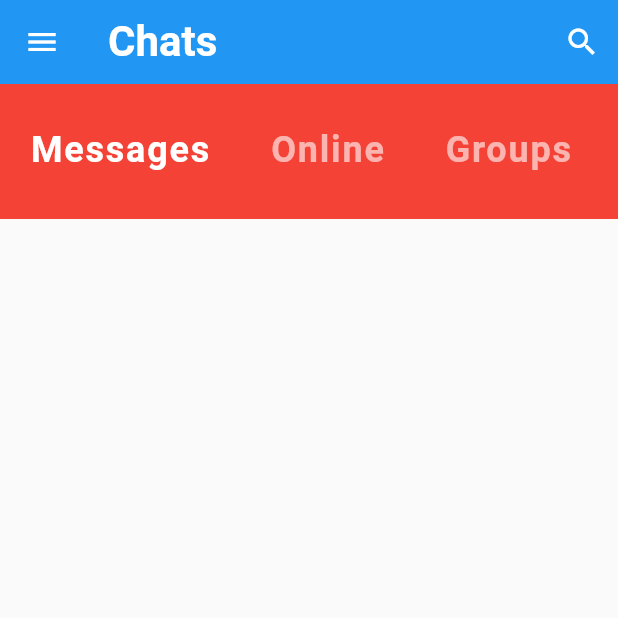
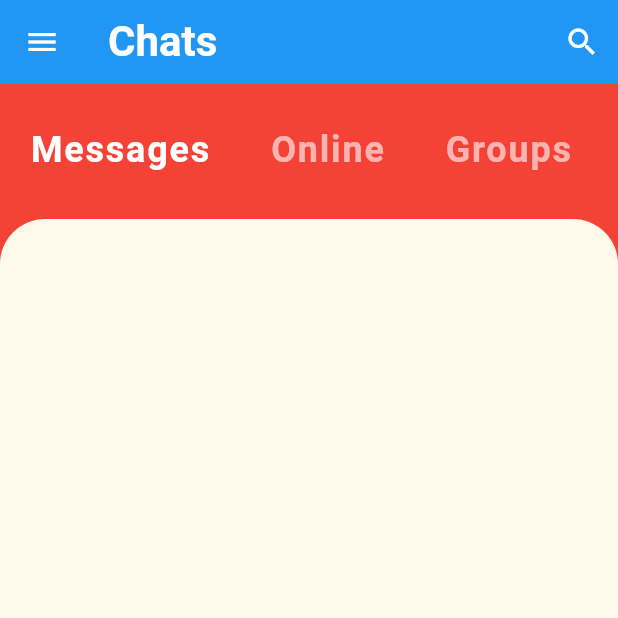
Before and after one commit to RavinduDilshan/Flutter-Chat-App-UI, a Flutter app: the screen it shows after launch, on a phone screen of 412 x 824 dp, the top half of it. Run offline on Flutter 3.47's test engine with Material 2 defaults, Android fonts, the light colour scheme and no system bars.

Commit message:
home screen container designed

```diff
--- a/lib/screens/home_screen.dart
+++ b/lib/screens/home_screen.dart
@@ -10,6 +10,7 @@ class _HomeScreenState extends State<HomeScreen> {
   @override
   Widget build(BuildContext context) {
     return Scaffold(
+        backgroundColor: Theme.of(context).primaryColor,
         appBar: AppBar(
           elevation: 0,
           leading: IconButton(onPressed: () {}, icon: Icon(Icons.menu)),
@@ -21,7 +22,16 @@ class _HomeScreenState extends State<HomeScreen> {
         ),
         body: Column(
           children: [
-           CategorySelector(),
+            CategorySelector(),
+            Expanded(
+              child: Container(
+                  height: 500,
+                  decoration: BoxDecoration(
+                      color: Theme.of(context).accentColor,
+                      borderRadius: BorderRadius.only(
+                          topLeft: Radius.circular(30),
+                          topRight: Radius.circular(30)))),
+            )
           ],
         ));
   }
```
